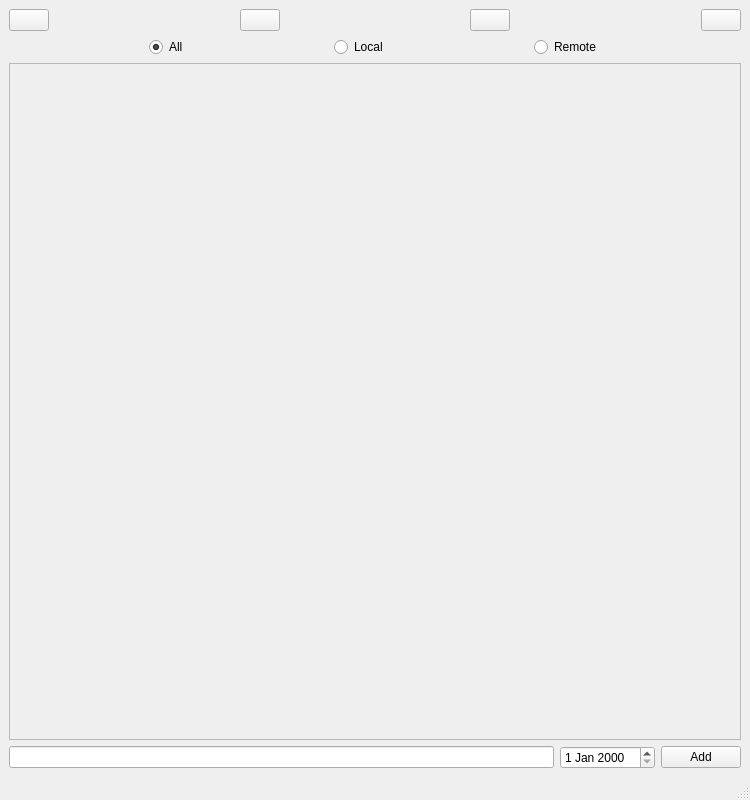
First picture: the form in Homework.ui, repository zsz12251665/HOSS-Client, before the edit.
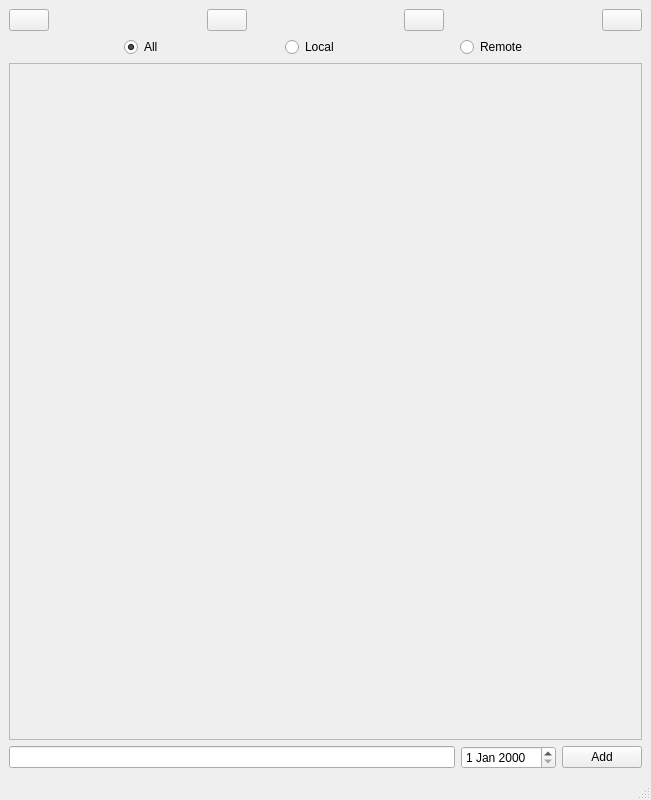
Second picture: the form after the edit. Icons and pictures are not drawn.

Commit message: add the stylesheet of the deadline and beautfy the ui

Patch:
```diff
--- a/Homework.ui
+++ b/Homework.ui
@@ -6,10 +6,16 @@
    <rect>
     <x>0</x>
     <y>0</y>
-    <width>750</width>
+    <width>651</width>
     <height>800</height>
    </rect>
   </property>
+  <property name="minimumSize">
+   <size>
+    <width>400</width>
+    <height>0</height>
+   </size>
+  </property>
   <property name="windowTitle">
    <string>HOSS-Client</string>
   </property>
@@ -183,7 +189,7 @@
         <rect>
          <x>0</x>
          <y>0</y>
-         <width>730</width>
+         <width>631</width>
          <height>648</height>
         </rect>
        </property>
```
Left out of the diff: 2 changed lines with no effect on the pictures. The commit also changes 2 other files.
